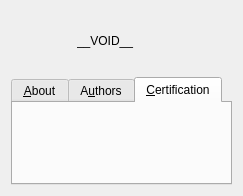
First picture: the form in src/widget/aboutwidget.ui, repository legnaleurc/komix, before the edit.
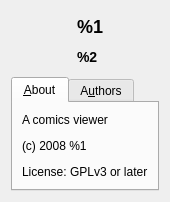
Second picture: the form after the edit. The open tabs and pages were chosen to show the change. Icons and pictures are not drawn.

Commit message: update about information

Patch:
```diff
--- a/src/widget/aboutwidget.ui
+++ b/src/widget/aboutwidget.ui
@@ -6,7 +6,7 @@
    <rect>
     <x>0</x>
     <y>0</y>
-    <width>242</width>
+    <width>245</width>
     <height>324</height>
    </rect>
   </property>
@@ -53,7 +53,7 @@
      <item>
       <widget class="QLabel" name="info">
        <property name="text">
-        <string notr="true">__VOID__</string>
+        <string notr="true">&lt;html&gt;&lt;head/&gt;&lt;body&gt;&lt;p&gt;&lt;span style=&quot; font-size:x-large; font-weight:600;&quot;&gt;%1&lt;/span&gt;&lt;/p&gt;&lt;p&gt;&lt;span style=&quot; font-size:large; font-weight:600;&quot;&gt;%2&lt;/span&gt;&lt;/p&gt;&lt;/body&gt;&lt;/html&gt;</string>
        </property>
        <property name="textFormat">
         <enum>Qt::RichText</enum>
@@ -75,7 +75,7 @@
        <item>
         <widget class="QLabel" name="aboutMessage">
          <property name="text">
-          <string notr="true">__VOID__</string>
+          <string notr="true">&lt;html&gt;&lt;head/&gt;&lt;body&gt;&lt;p&gt;A comics viewer&lt;/p&gt;&lt;p&gt;(c) 2008 %1&lt;/p&gt;&lt;p&gt;License: GPLv3 or later&lt;/p&gt;&lt;/body&gt;&lt;/html&gt;</string>
          </property>
         </widget>
        </item>
@@ -89,12 +89,7 @@
        <item>
         <widget class="QLabel" name="label_4">
          <property name="text">
-          <string>&lt;!DOCTYPE HTML PUBLIC &quot;-//W3C//DTD HTML 4.0//EN&quot; &quot;http://www.w3.org/TR/REC-html40/strict.dtd&quot;&gt;
-&lt;html&gt;&lt;head&gt;&lt;meta name=&quot;qrichtext&quot; content=&quot;1&quot; /&gt;&lt;style type=&quot;text/css&quot;&gt;
-p, li { white-space: pre-wrap; }
-&lt;/style&gt;&lt;/head&gt;&lt;body style=&quot; font-family:'WenQuanYi Zen Hei'; font-size:10pt; font-weight:400; font-style:normal;&quot;&gt;
-&lt;p style=&quot; margin-top:0px; margin-bottom:0px; margin-left:0px; margin-right:0px; -qt-block-indent:0; text-indent:0px;&quot;&gt;Wei-Cheng Pan (FoolproofProject)&lt;/p&gt;
-&lt;p style=&quot; margin-top:0px; margin-bottom:0px; margin-left:0px; margin-right:0px; -qt-block-indent:0; text-indent:0px;&quot;&gt;&lt;br /&gt;Site: &lt;a href=&quot;http://legnaleurc.blogspot.com/&quot;&gt;&lt;span style=&quot; text-decoration: underline; color:#0000ff;&quot;&gt;legnaleurc.blogspot.com&lt;/span&gt;&lt;/a&gt;&lt;br /&gt;E-Mail: &lt;a href=&quot;mailto:legnaleurc@gmail.com&quot;&gt;&lt;span style=&quot; text-decoration: underline; color:#0000ff;&quot;&gt;legnaleurc@gmail.com&lt;/span&gt;&lt;/a&gt;&lt;/p&gt;&lt;/body&gt;&lt;/html&gt;</string>
+          <string>&lt;html&gt;&lt;head/&gt;&lt;body&gt;&lt;p align=&quot;center&quot;&gt;Wei-Cheng Pan&lt;br/&gt;&lt;a href=&quot;https://github.com/legnaleurc/komix&quot;&gt;&lt;span style=&quot; text-decoration: underline; color:#2980b9;&quot;&gt;Project Page&lt;/span&gt;&lt;/a&gt;&lt;/p&gt;&lt;p align=&quot;center&quot;&gt;&lt;img src=&quot;:/image/womm.png&quot;/&gt;&lt;/p&gt;&lt;/body&gt;&lt;/html&gt;</string>
          </property>
          <property name="textFormat">
           <enum>Qt::RichText</enum>
@@ -103,23 +98,6 @@
        </item>
       </layout>
      </widget>
-     <widget class="QWidget" name="tab_3">
-      <attribute name="title">
-       <string>&amp;Certification</string>
-      </attribute>
-      <layout class="QVBoxLayout" name="verticalLayout_4">
-       <item>
-        <widget class="QLabel" name="label_5">
-         <property name="text">
-          <string/>
-         </property>
-         <property name="pixmap">
-          <pixmap resource="../../komix.qrc">:/image/womm.png</pixmap>
-         </property>
-        </widget>
-       </item>
-      </layout>
-     </widget>
     </widget>
    </item>
   </layout>
```
The commit also changes 1 other file.
